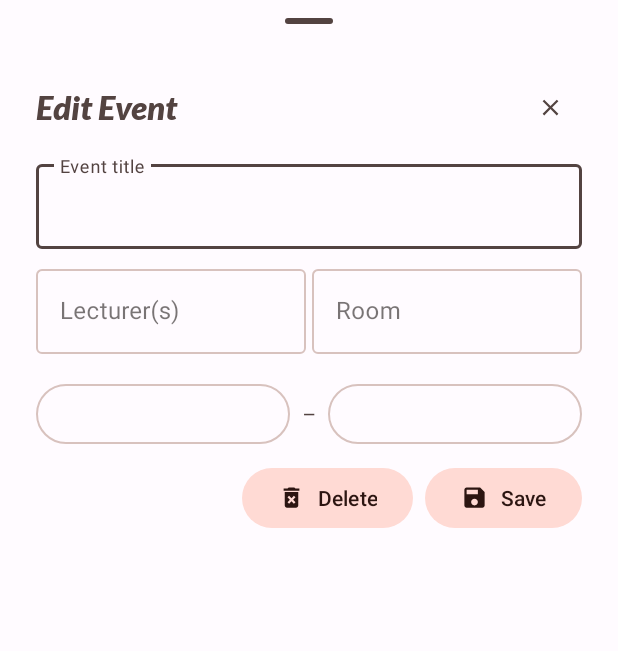
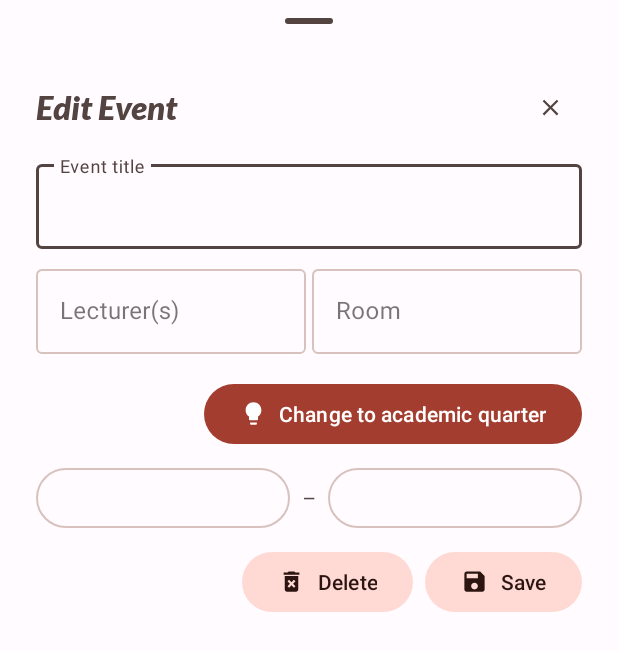
Before and after one commit to denizk0461/weserplaner, an Android app: the layout sheet_schedule_update.xml on its own in the app's theme, with its tools: preview values and no code run, on a phone screen of 412 x 824 dp. Shown: the top 651 px of the screen. Run offline under Robolectric (Android 15) with nearby library versions, the phone set to English and light mode, and no system bars.

Commit message:
Implemented button to change dates for an event to reflect the academic quarter

```diff
--- a/app/src/main/java/com/denizk0461/studip/db/AppRepository.kt
+++ b/app/src/main/java/com/denizk0461/studip/db/AppRepository.kt
@@ -197,7 +197,8 @@ class AppRepository(app: Application) {
      * @param pref  preference to retrieve
      * @return      whether the user set this preference
      */
-    fun getBooleanPreference(pref: SettingsPreferences): Boolean = prefs.getBoolean(pref.key, false)
+    fun getBooleanPreference(pref: SettingsPreferences, defaultValue: Boolean = false): Boolean =
+        prefs.getBoolean(pref.key, defaultValue)
 
     /**
      * Retrieves ta user-set integer preference.
--- a/app/src/main/java/com/denizk0461/studip/viewmodel/CanteenViewModel.kt
+++ b/app/src/main/java/com/denizk0461/studip/viewmodel/CanteenViewModel.kt
@@ -70,7 +70,7 @@ class CanteenViewModel(app: Application) : AppViewModel(app) {
      * This value determines whether the user wants to have allergens marked.
      */
     val preferenceAllergen: Boolean
-        get() = repo.getBooleanPreference(SettingsPreferences.ALLERGEN)
+        get() = repo.getBooleanPreference(SettingsPreferences.ALLERGEN, defaultValue = true)
 
     var preferenceCanteen: Int
         get() = repo.getIntPreference(SettingsPreferences.CANTEEN)
--- a/app/src/main/java/com/denizk0461/studip/viewmodel/SettingsViewModel.kt
+++ b/app/src/main/java/com/denizk0461/studip/viewmodel/SettingsViewModel.kt
@@ -60,7 +60,7 @@ class SettingsViewModel(app: Application) : AppViewModel(app) {
      * This value determines whether the user wants to have allergens marked.
      */
     var preferenceAllergen: Boolean
-        get() = repo.getBooleanPreference(SettingsPreferences.ALLERGEN)
+        get() = repo.getBooleanPreference(SettingsPreferences.ALLERGEN, defaultValue = true)
         set(newValue) { repo.setPreference(SettingsPreferences.ALLERGEN, newValue) }
 
     /**
--- /dev/null
+++ b/app/src/main/res/drawable/lightbulb.xml
@@ -0,0 +1,5 @@
+<vector android:height="24dp" android:tint="#000000"
+    android:viewportHeight="24" android:viewportWidth="24"
+    android:width="24dp" xmlns:android="http://schemas.android.com/apk/res/android">
+    <path android:fillColor="@android:color/white" android:pathData="M9,21c0,0.5 0.4,1 1,1h4c0.6,0 1,-0.5 1,-1v-1L9,20v1zM12,2C8.1,2 5,5.1 5,9c0,2.4 1.2,4.5 3,5.7L8,17c0,0.5 0.4,1 1,1h6c0.6,0 1,-0.5 1,-1v-2.3c1.8,-1.3 3,-3.4 3,-5.7 0,-3.9 -3.1,-7 -7,-7z"/>
+</vector>
--- a/app/src/main/res/layout/sheet_dev_code.xml
+++ b/app/src/main/res/layout/sheet_dev_code.xml
@@ -35,7 +35,7 @@
             android:layout_width="match_parent"
             android:layout_height="wrap_content"
             android:gravity="center"
-            android:fontFamily="serif-monospace"
+            android:fontFamily="@font/ibm_regular"
             android:inputType="textNoSuggestions"
             android:textSize="24sp"/>
 
--- a/app/src/main/res/layout/sheet_schedule_update.xml
+++ b/app/src/main/res/layout/sheet_schedule_update.xml
@@ -1,5 +1,6 @@
 <?xml version="1.0" encoding="utf-8"?>
 <androidx.appcompat.widget.LinearLayoutCompat xmlns:android="http://schemas.android.com/apk/res/android"
+    android:id="@+id/sheet"
     android:layout_width="match_parent"
     android:layout_height="match_parent"
     xmlns:app="http://schemas.android.com/apk/res-auto"
@@ -115,6 +116,15 @@
 
     </androidx.appcompat.widget.LinearLayoutCompat>
 
+    <com.google.android.material.button.MaterialButton
+        android:id="@+id/button_academic_quarter"
+        android:layout_width="wrap_content"
+        android:layout_height="wrap_content"
+        android:layout_marginBottom="8dp"
+        app:icon="@drawable/lightbulb"
+        android:text="@string/sheet_schedule_update_hint_quarter"
+        android:layout_gravity="end"/>
+
     <androidx.appcompat.widget.LinearLayoutCompat
         android:layout_width="match_parent"
         android:layout_height="wrap_content"
@@ -149,7 +159,8 @@
         android:layout_width="match_parent"
         android:layout_height="wrap_content"
         android:orientation="horizontal"
-        android:gravity="end">
+        android:gravity="end"
+        android:layout_marginBottom="8dp">
 
         <com.google.android.material.button.MaterialButton
             android:id="@+id/button_delete"
--- a/app/src/main/res/values/strings.xml
+++ b/app/src/main/res/values/strings.xml
@@ -20,6 +20,8 @@
     <string name="sheet_schedule_update_lecturers_hint">Lecturer(s)</string>
     <string name="sheet_schedule_update_room_hint">Room</string>
     <string name="sheet_schedule_update_timeslot_middle" translatable="false">–</string>
+    <string name="sheet_schedule_update_hint_quarter">Change to academic quarter</string>
+    <string name="sheet_schedule_update_hint_quarter_error">Sorry, an error occurred!</string>
 
     <string name="canteen_no_offer_header">No offers</string>
     <string name="canteen_no_offer_desc">There are no offers available for this day</string>
```
Also changed, not shown: app/src/main/java/com/denizk0461/studip/data/Misc.kt (+50 -20 lines), app/src/main/java/com/denizk0461/studip/sheet/DevCodeSheet.kt (+9 -17 lines), app/src/main/java/com/denizk0461/studip/sheet/ScheduleUpdateSheet.kt (+34 -0 lines), app/src/main/res/font/ibm_regular.ttf (added), 1 other file.
